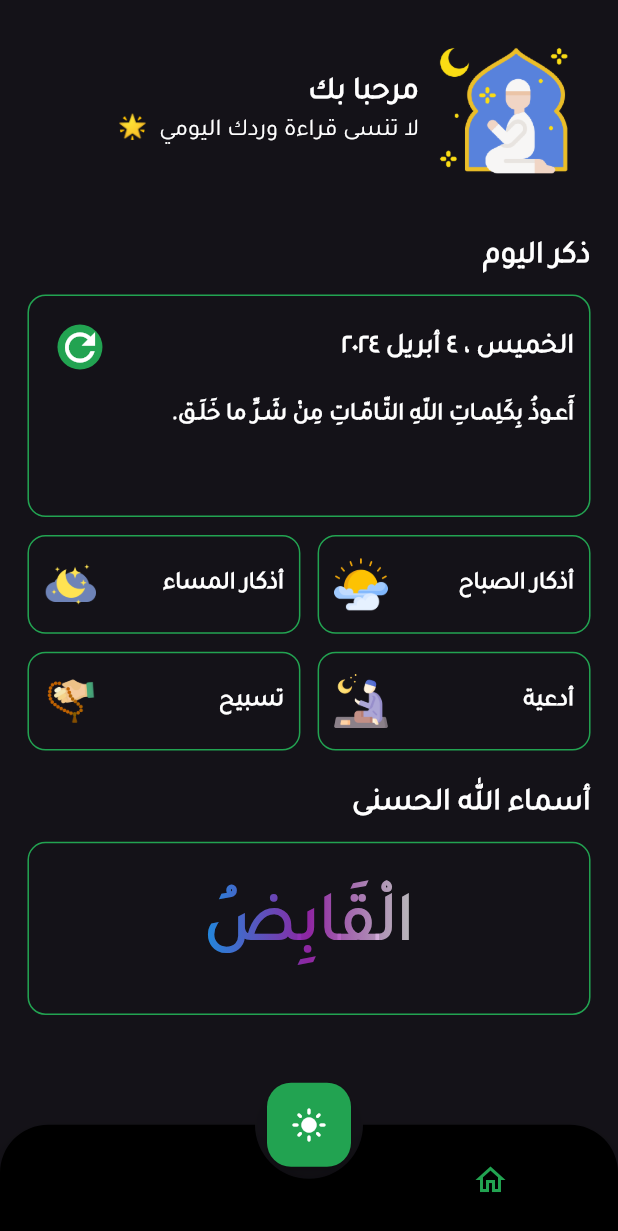
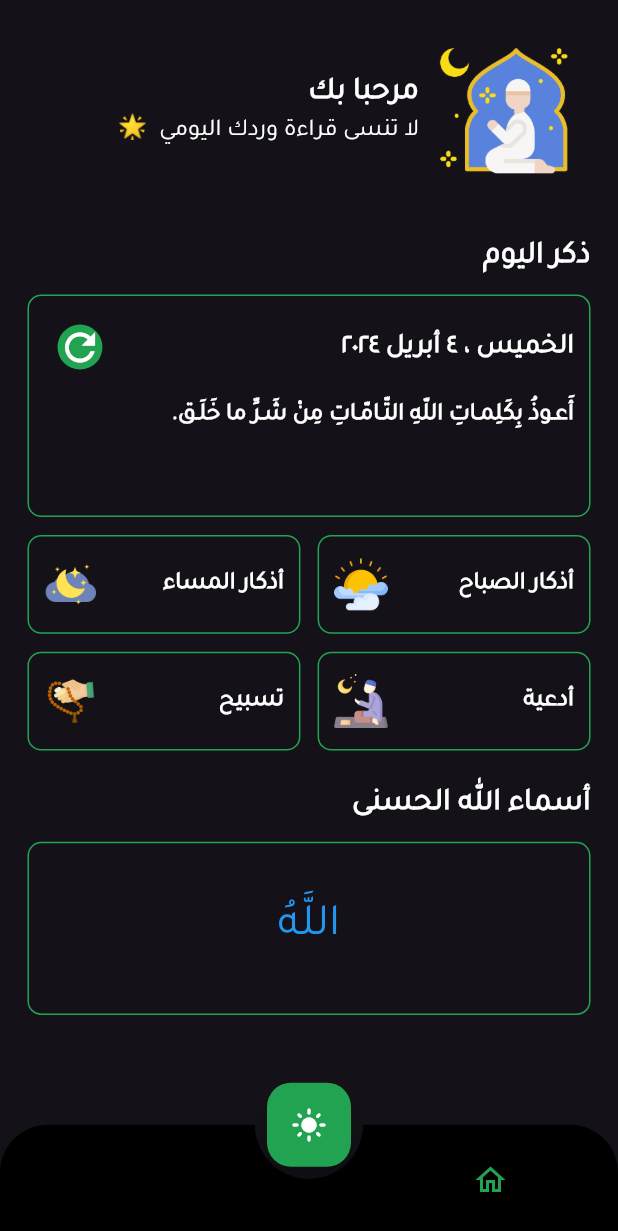
Before and after one commit to syomna/azkari, a Flutter app: the screen it shows after launch, after a tap on the "nightlight" icon, on a phone screen of 412 x 824 dp. Shown: the top 1231 px of the screen. Run offline on Flutter 3.47's test engine with Material 3 defaults, Android fonts, the light colour scheme and no system bars; drawn by our look-alikes of animated_bottom_navigation_bar, animated_text_kit; our stand-ins replace flutter_local_notifications, flutter_screenutil, fluttertoast, shared_preferences, timezone; missing offline and left inert: clipboard.

Commit message:
add animated text

```diff
--- a/lib/main.dart
+++ b/lib/main.dart
@@ -15,6 +15,7 @@ void main() async {
   NotificationService().initNotification();
   tz.initializeTimeZones();
   NotificationService().scheduleNotifications();
+  NotificationService().scheduleNotifications(isDay: true);
   NotificationService().periodicallyShowNotification();
   await SystemChrome.setPreferredOrientations([DeviceOrientation.portraitUp]);
 
--- a/lib/pages/azkar_page.dart
+++ b/lib/pages/azkar_page.dart
@@ -1,5 +1,6 @@
 import 'package:azkar_app/models/azkar_model.dart';
 import 'package:azkar_app/models/surah_model.dart';
+import 'package:azkar_app/utils/helpers.dart';
 import 'package:azkar_app/utils/theme.dart';
 import 'package:azkar_app/widgets/display_azkar.dart';
 import 'package:flutter/material.dart';
@@ -168,10 +169,15 @@ class _AzkarPageState extends State<AzkarPage> {
                             borderRadius: BorderRadius.circular(8.r)),
                         child: Padding(
                           padding: EdgeInsets.symmetric(horizontal: 16.w, vertical: 16.h),
-                          child: Text(
-                            '${listOfSurah?[index].surah}',
-                            style: TextStyle(
-                                fontSize: 16.sp, fontWeight: FontWeight.bold),
+                          child: GestureDetector(
+                            onLongPress: () {
+                              Helpers.copyText('${listOfSurah?[index].surah}');
+                            },
+                            child: Text(
+                              '${listOfSurah?[index].surah}',
+                              style: TextStyle(
+                                  fontSize: 16.sp, fontWeight: FontWeight.bold),
+                            ),
                           ),
                         ))
                   ],
--- a/lib/pages/home.dart
+++ b/lib/pages/home.dart
@@ -129,6 +129,8 @@ class _HomeState extends State<Home> {
                  SizedBox(
                   height: 10.h,
                 ),
+
+
                 const NamesOfAllahWidget(),
                  SizedBox(
                   height: 40.h,
--- /dev/null
+++ b/lib/utils/helpers.dart
@@ -0,0 +1,18 @@
+import 'package:clipboard/clipboard.dart';
+import 'package:flutter/material.dart';
+import 'package:fluttertoast/fluttertoast.dart';
+
+class Helpers {
+  static copyText(String text) {
+    FlutterClipboard.copy(text).then((value) {
+      Fluttertoast.showToast(
+          msg: "تم النسخ",
+          toastLength: Toast.LENGTH_SHORT,
+          gravity: ToastGravity.CENTER,
+          timeInSecForIosWeb: 1,
+          backgroundColor: Colors.green,
+          textColor: Colors.white,
+          fontSize: 12.0);
+    });
+  }
+}
--- a/lib/utils/notifications_service.dart
+++ b/lib/utils/notifications_service.dart
@@ -57,6 +57,11 @@ class NotificationService {
       isDay ? 5 : 17,
     );
 
+    scheduledDate = tz.TZDateTime.from(
+      scheduledDate.toUtc(),
+      tz.local,
+    );
+
     // Check if the scheduledDate is in the past
     if (scheduledDate.isBefore(now)) {
       scheduledDate = scheduledDate.add(const Duration(days: 1));
--- a/lib/widgets/card_widget.dart
+++ b/lib/widgets/card_widget.dart
@@ -1,5 +1,6 @@
 import 'package:azkar_app/utils/theme.dart';
 import 'package:flutter/material.dart';
+import 'package:flutter_screenutil/flutter_screenutil.dart';
 
 class CardWidget extends StatelessWidget {
   const CardWidget({super.key, required this.child , this.height});
@@ -14,7 +15,7 @@ class CardWidget extends StatelessWidget {
       width: MediaQuery.of(context).size.width,
       decoration: BoxDecoration(
           border: Border.all(color: mainColor),
-          borderRadius: BorderRadius.circular(12)),
+          borderRadius: BorderRadius.circular(8.r)),
       child: Padding(
         padding: const EdgeInsets.all(10),
         child: child,
--- a/lib/widgets/day_zekr_widget.dart
+++ b/lib/widgets/day_zekr_widget.dart
@@ -2,6 +2,7 @@ import 'dart:math';
 
 import 'package:azkar_app/models/azkar_model.dart';
 import 'package:azkar_app/providers/azkar_provider.dart';
+import 'package:azkar_app/utils/helpers.dart';
 import 'package:azkar_app/widgets/card_widget.dart';
 import 'package:azkar_app/widgets/refresh_icon.dart';
 import 'package:flutter/material.dart';
@@ -29,7 +30,11 @@ class _DayZekrWidgetState extends State<DayZekrWidget> {
     String dateString = format.format(DateTime.now());
     String dateDay = formatDay.format(DateTime.now());
 
-    return CardWidget(
+    return GestureDetector(
+      onLongPress: () {
+        Helpers.copyText(allAzkar[randomNumber].zekr);
+      },
+      child: CardWidget(
           height: MediaQuery.of(context).size.height * 0.18,
           child: SingleChildScrollView(
             child: Column(
@@ -41,8 +46,7 @@ class _DayZekrWidgetState extends State<DayZekrWidget> {
                     Text(
                       '$dateDay ، $dateString',
                       style: TextStyle(
-                        fontSize: 16.sp,
-                        fontWeight: FontWeight.bold),
+                          fontSize: 16.sp, fontWeight: FontWeight.bold),
                     ),
                     IconButton(
                         onPressed: () {
@@ -58,12 +62,12 @@ class _DayZekrWidgetState extends State<DayZekrWidget> {
                 ),
                 Text(
                   allAzkar[randomNumber].zekr,
-                style: TextStyle(
-                    fontSize: 14.sp,
-                    fontWeight: FontWeight.bold),
+                  style:
+                      TextStyle(fontSize: 14.sp, fontWeight: FontWeight.bold),
                 )
               ],
             ),
-        ));
+          )),
+    );
   }
 }
--- a/lib/widgets/display_azkar.dart
+++ b/lib/widgets/display_azkar.dart
@@ -1,4 +1,5 @@
 import 'package:azkar_app/models/azkar_model.dart';
+import 'package:azkar_app/utils/helpers.dart';
 import 'package:azkar_app/utils/theme.dart';
 import 'package:flutter/material.dart';
 import 'package:flutter_screenutil/flutter_screenutil.dart';
@@ -45,13 +46,17 @@ class DisplayAzkar extends StatelessWidget {
                     border: Border.all(color: mainColor),
                     borderRadius: BorderRadius.circular(8.r)),
                 child: Padding(
-                  padding: EdgeInsets.symmetric(horizontal: 16.w, vertical: 16.h),
-                  child: Text(
-                    '${listOfAzkar?[index].zekr}',
-                    style: TextStyle(
-                        fontSize: 16.sp,
-                        fontWeight: FontWeight.bold
-                        ),
+                  padding:
+                      EdgeInsets.symmetric(horizontal: 16.w, vertical: 16.h),
+                  child: GestureDetector(
+                    onLongPress: () {
+                      Helpers.copyText('${listOfAzkar?[index].zekr}');
+                    },
+                    child: Text(
+                      '${listOfAzkar?[index].zekr}',
+                      style: TextStyle(
+                          fontSize: 16.sp, fontWeight: FontWeight.bold),
+                    ),
                   ),
                 )),
             if (listOfAzkar![index].count.isNotEmpty)
@@ -68,12 +73,11 @@ class DisplayAzkar extends StatelessWidget {
                         child: Text(
                       '${listOfAzkar?[index].count}',
                       style: TextStyle(
-                          fontSize:
-                              18.sp,
+                          fontSize: 18.sp,
                           fontWeight: FontWeight.bold,
                           color: Colors.white),
                     )),
-                  ))
+                  )),
           ],
         ),
       ],
--- a/lib/widgets/names_of_allah_widget.dart
+++ b/lib/widgets/names_of_allah_widget.dart
@@ -1,11 +1,9 @@
-import 'dart:async';
 import 'dart:math';
+import 'package:animated_text_kit/animated_text_kit.dart';
 import 'package:azkar_app/models/names_of_allah_model.dart';
 import 'package:azkar_app/providers/azkar_provider.dart';
-import 'package:azkar_app/providers/theme_provider.dart';
 import 'package:azkar_app/widgets/card_widget.dart';
 import 'package:flutter/material.dart';
-import 'package:flutter_screenutil/flutter_screenutil.dart';
 import 'package:provider/provider.dart';
 
 class NamesOfAllahWidget extends StatefulWidget {
@@ -15,126 +13,40 @@ class NamesOfAllahWidget extends StatefulWidget {
   State<NamesOfAllahWidget> createState() => _NamesOfAllahWidgetState();
 }
 
-class _NamesOfAllahWidgetState extends State<NamesOfAllahWidget>
-    with SingleTickerProviderStateMixin {
+class _NamesOfAllahWidgetState extends State<NamesOfAllahWidget> {
   int namesRandomNumber = Random().nextInt(50);
-  late AnimationController _controller;
-  late Timer _timer;
-
-  @override
-  void initState() {
-    super.initState();
-    _controller = AnimationController(
-      duration: const Duration(seconds: 3),
-      vsync: this,
-    );
-
-    _timer = Timer.periodic(const Duration(seconds: 3), (Timer t) {
-      _controller.reset();
-      _controller.forward();
-      setState(() {
-        namesRandomNumber = Random().nextInt(50);
-      });
-    });
-  }
 
   @override
   Widget build(BuildContext context) {
     List<NamesOfAllahModel> namesOfAllah =
         Provider.of<AzkarProvider>(context).namesOfAllah;
-    final themeProvider = Provider.of<ThemeProvider>(context);
+
+    const colorizeColors = [
+      Colors.blue,
+      Colors.purple,
+      Colors.white,
+    ];
+
+    const colorizeTextStyle = TextStyle(
+      fontSize: 30.0,
+      fontFamily: 'Tajawal',
+    );
     return CardWidget(
       height: MediaQuery.of(context).size.height * 0.14,
-      child: Center(
-        child: AnimatedBuilder(
-          animation: _controller,
-          builder: (context, child) {
-            return Transform.scale(
-              scale: _controller.value * 0.5 + 1,
-              child: CustomPaint(
-                foregroundPainter: GradientTextPainter(
-                  gradientColors: themeProvider.isLight
-                      ? [
-                          Colors.blue,
-                          Colors.purple,
-                          Colors.black
-                              .withOpacity(0.5), // Darker color at the top
-                        ]
-                      : [
-                          Colors.blue.withOpacity(0.9),
-                          Colors.purple.withOpacity(0.9),
-                          Colors.white
-                              .withOpacity(0.7), // Darker color at the top
-                        ],
-                  text: namesOfAllah[namesRandomNumber].name,
-                  textStyle: TextStyle(
-                    fontSize: 30.sp,
-                    fontFamily: 'Tajawal',
-                    fontWeight: FontWeight.bold,
-                    color: Colors.white, // Set text color to match background
-                  ),
-                ),
-                child: Text(
-                  namesOfAllah[namesRandomNumber].name,
-                  key: ValueKey<int>(namesRandomNumber),
-                  style: TextStyle(
-                    fontSize: 30.sp,
-                    fontFamily: 'Tajawal',
-                    fontWeight: FontWeight.bold,
-                    color: Colors.transparent,
-                  ),
-                ),
-              ),
-            );
-          },
+      child: DefaultTextStyle(
+        style: colorizeTextStyle,
+        child: Center(
+          child: AnimatedTextKit(
+            animatedTexts: namesOfAllah
+                .map((e) => ColorizeAnimatedText(
+                      e.name,
+                      textStyle: colorizeTextStyle,
+                      colors: colorizeColors,
+                    ))
+                .toList(),
+          ),
         ),
       ),
     );
   }
-
-  @override
-  void dispose() {
-    _controller.dispose();
-    _timer.cancel(); // Cancel the timer to avoid memory leaks
-    super.dispose();
-  }
 }
-
-class GradientTextPainter extends CustomPainter {
-  final List<Color> gradientColors;
-  final String text;
-  final TextStyle textStyle;
-
-  GradientTextPainter({
-    required this.gradientColors,
-    required this.text,
-    required this.textStyle,
-  });
-
-  @override
-  void paint(Canvas canvas, Size size) {
-    final Rect rect = Rect.fromLTWH(0, 0, size.width, size.height);
-
-    final TextPainter textPainter = TextPainter(
-      text: TextSpan(
-        text: text,
-        style: textStyle.copyWith(
-          foreground: Paint()
-            ..shader = LinearGradient(
-              colors: gradientColors,
-            ).createShader(rect),
-        ),
-      ),
-      textDirection: TextDirection.ltr,
-    );
-
-    textPainter.layout(minWidth: 0, maxWidth: size.width);
-    textPainter.paint(
-        canvas, Offset(0, (size.height - textPainter.height) / 2));
-  }
-
-  @override
-  bool shouldRepaint(covariant CustomPainter oldDelegate) {
-    return true;
-  }
-}
--- a/pubspec.yaml
+++ b/pubspec.yaml
@@ -16,7 +16,7 @@ publish_to: 'none' # Remove this line if you wish to publish to pub.dev
 # https://developer.apple.com/library/archive/documentation/General/Reference/InfoPlistKeyReference/Articles/CoreFoundationKeys.html
 # In Windows, build-name is used as the major, minor, and patch parts
 # of the product and file versions while build-number is used as the build suffix.
-version: 1.0.0+8
+version: 1.0.0+14
 
 environment:
   sdk: '>=3.1.2 <4.0.0'
@@ -46,6 +46,9 @@ dependencies:
   timezone: ^0.9.2
   permission_handler: ^11.0.0
   flutter_screenutil: ^5.9.0
+  clipboard: ^0.1.3
+  fluttertoast: ^8.2.4
+  animated_text_kit: ^4.2.2
 
 dev_dependencies:
   flutter_test:
```
Also changed, not shown: pubspec.lock, 3 other files. Lines whose indentation alone changed are shown as unchanged.
